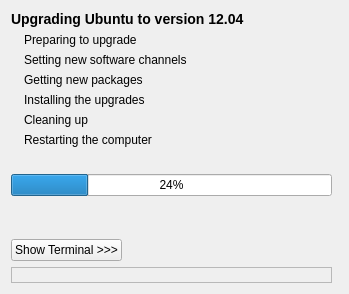
stek29/ubuntu-release-upgrader, file DistUpgrade/window_main.ui: the form before one commit.
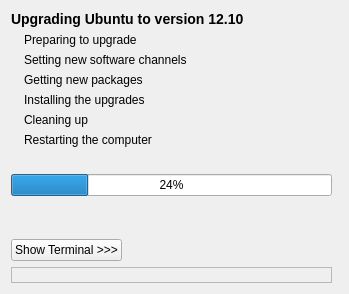
The form after the commit.

What changed in the file:
```diff
--- a/DistUpgrade/window_main.ui
+++ b/DistUpgrade/window_main.ui
@@ -235,7 +235,7 @@
    <item row="0" column="0" colspan="4" >
     <widget class="QLabel" name="label_title" >
      <property name="text" >
-      <string>&lt;b>&lt;big>Upgrading Ubuntu to version 12.04&lt;/big>&lt;/b></string>
+      <string>&lt;b>&lt;big>Upgrading Ubuntu to version 12.10&lt;/big>&lt;/b></string>
      </property>
      <property name="wordWrap" >
       <bool>false</bool>
```
